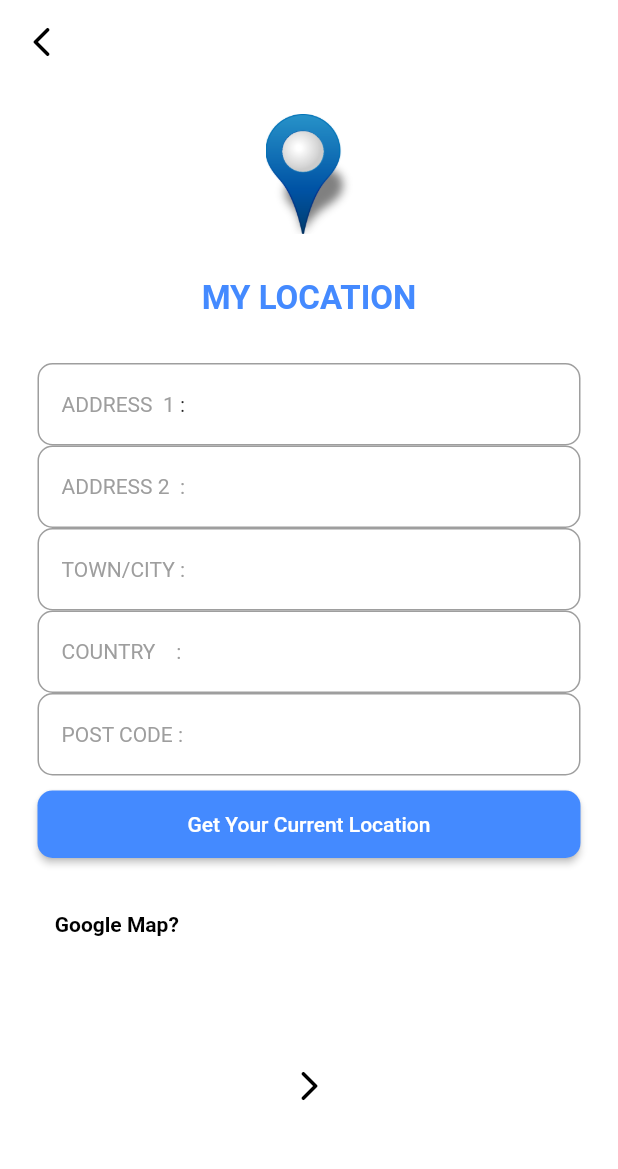
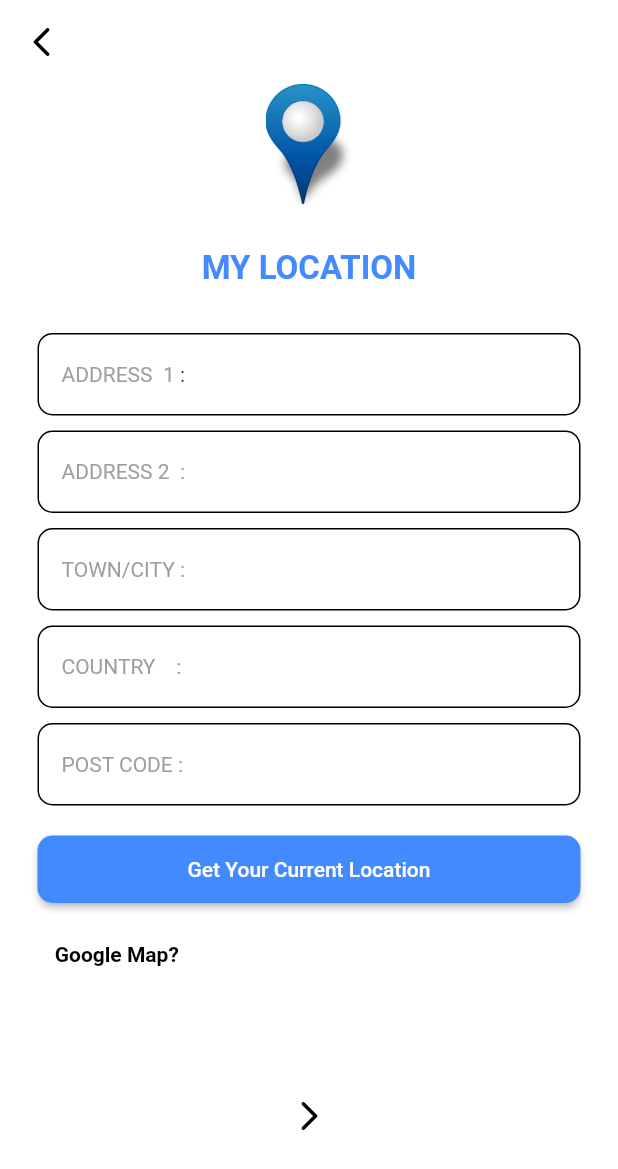
Before and after one commit to NanaaOsakii/verification_otp, a Flutter app: the MyLocation screen opened by its route, on a phone screen of 412 x 824 dp. Shown: the top 1169 px of the screen. Run offline on Flutter 3.47's test engine with Material 2 defaults, Android fonts, the light colour scheme and no system bars; our stand-ins replace animated_text_kit, geocoding, geolocator, pinput.

Commit message:
new file added

```diff
--- a/lib/location.dart
+++ b/lib/location.dart
@@ -129,7 +129,7 @@ class _MyLocationState extends State<MyLocation> {
                 height: 55,
                 decoration: BoxDecoration(
 
-                    border: Border.all(width: 1, color: Colors.grey),
+                    border: Border.all(width: 1, color: Colors.black),
                     borderRadius: BorderRadius.circular(10)),
 
                 child: Row(
@@ -174,13 +174,14 @@ class _MyLocationState extends State<MyLocation> {
                   ],
                 ),
               ),
+              const SizedBox(height: 10),
 
               Container(
 
                 height: 55,
                 decoration: BoxDecoration(
 
-                    border: Border.all(width: 1 , color: Colors.grey),
+                    border: Border.all(width: 1, color: Colors.black),
                     borderRadius: BorderRadius.circular(10)),
 
                 child: Row(
@@ -221,13 +222,13 @@ class _MyLocationState extends State<MyLocation> {
                   ],
                 ),
               ),
-
+              const SizedBox(height: 10),
               Container(
 
                 height: 55,
                 decoration: BoxDecoration(
 
-                    border: Border.all(width: 1, color: Colors.grey),
+                    border: Border.all(width: 1, color: Colors.black),
                     borderRadius: BorderRadius.circular(10)),
 
                 child: Row(
@@ -270,13 +271,13 @@ class _MyLocationState extends State<MyLocation> {
                   ],
                 ),
               ),
-
+              const SizedBox(height: 10),
               Container(
 
                 height: 55,
                 decoration: BoxDecoration(
 
-                    border: Border.all(width: 1, color: Colors.grey),
+                    border: Border.all(width: 1, color: Colors.black),
                     borderRadius: BorderRadius.circular(10)),
 
                 child: Row(
@@ -316,13 +317,13 @@ class _MyLocationState extends State<MyLocation> {
                   ],
                 ),
               ),
-
+              const SizedBox(height: 10),
               Container(
 
                 height: 55,
                 decoration: BoxDecoration(
 
-                    border: Border.all(width: 1, color: Colors.grey),
+                    border: Border.all(width: 1, color: Colors.black),
                     borderRadius: BorderRadius.circular(10)),
 
                 child: Row(
@@ -363,7 +364,7 @@ class _MyLocationState extends State<MyLocation> {
                   ],
                 ),
               ),
-
+              const SizedBox(height: 10),
               Container(
                 child: Column(
 
@@ -384,7 +385,7 @@ class _MyLocationState extends State<MyLocation> {
                           shape: RoundedRectangleBorder(
                               borderRadius: BorderRadius.circular(10))),
                     ),
-    ),
+                   ),
 
                   ],
                 ),
@@ -392,7 +393,7 @@ class _MyLocationState extends State<MyLocation> {
 
               ),
               SizedBox(
-                height: 20,
+                height: 10,
               ),
 
               Row(
```
